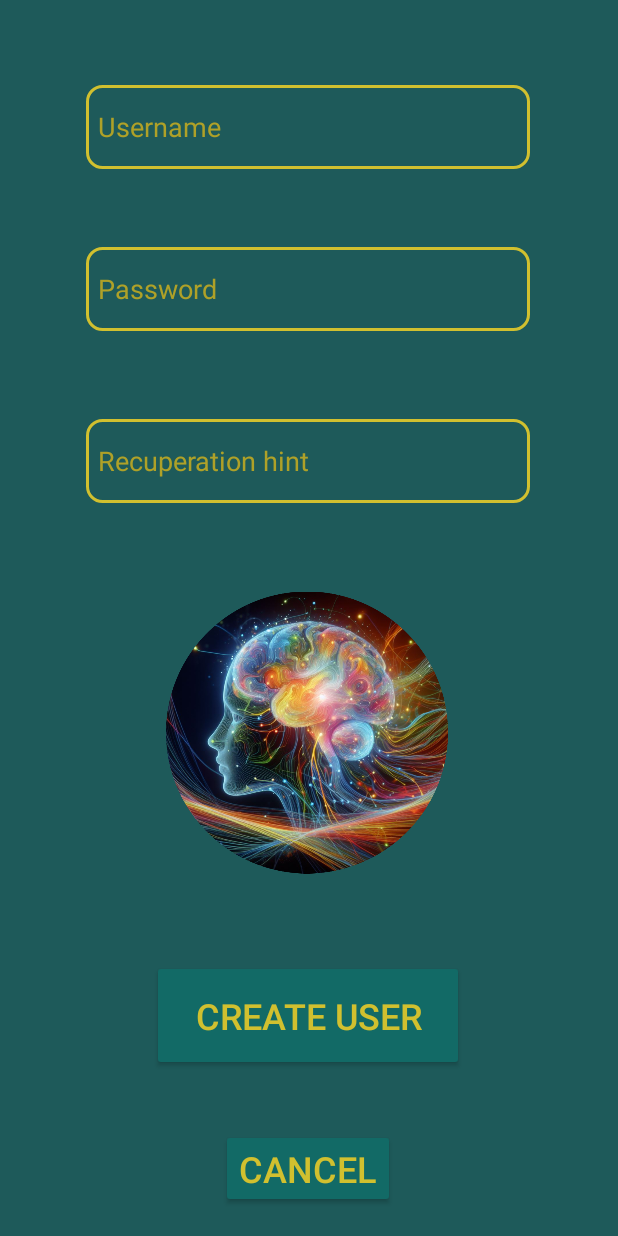
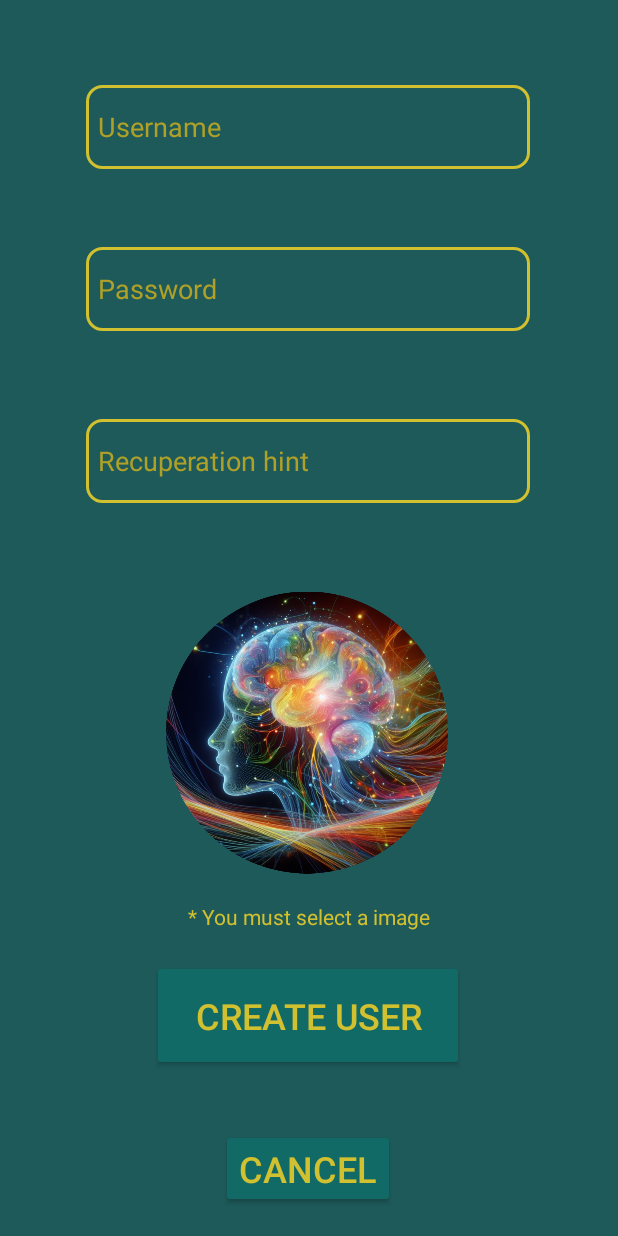
Before and after one commit to L0rdxavi97/Mind-TaskFlow, an Android app: the create_user_activity screen opened directly, with no data from a screen before it, on a phone screen of 412 x 824 dp. Run offline under Robolectric (Android 15) with nearby library versions, the phone set to English and light mode, and no system bars; our stand-ins replace Volley; pictures from the network do not load.

Commit message:
introduce message for image selection on create user commit

```diff
--- a/ProyectoMind&TaskFlow/app/src/main/res/layout/activity_create_user.xml
+++ b/ProyectoMind&TaskFlow/app/src/main/res/layout/activity_create_user.xml
@@ -93,4 +93,15 @@
         app:layout_constraintTop_toTopOf="parent"
         app:layout_constraintVertical_bias="0.623"
         app:srcCompat="@drawable/logo" />
+
+    <TextView
+        android:id="@+id/textView7"
+        android:layout_width="wrap_content"
+        android:layout_height="wrap_content"
+        android:text="@string/changeimage"
+        app:layout_constraintBottom_toBottomOf="parent"
+        app:layout_constraintEnd_toEndOf="parent"
+        app:layout_constraintStart_toStartOf="parent"
+        app:layout_constraintTop_toTopOf="parent"
+        app:layout_constraintVertical_bias="0.747" />
 </androidx.constraintlayout.widget.ConstraintLayout>
--- a/ProyectoMind&TaskFlow/app/src/main/res/values/strings.xml
+++ b/ProyectoMind&TaskFlow/app/src/main/res/values/strings.xml
@@ -16,4 +16,5 @@
     <string name="cancel">Cancel</string>
     <string name="upd">Update</string>
     <string name="search">Search</string>
+    <string name="changeimage">* You must select a image</string>
 </resources>
```
Also changed, not shown: 2 other files.
